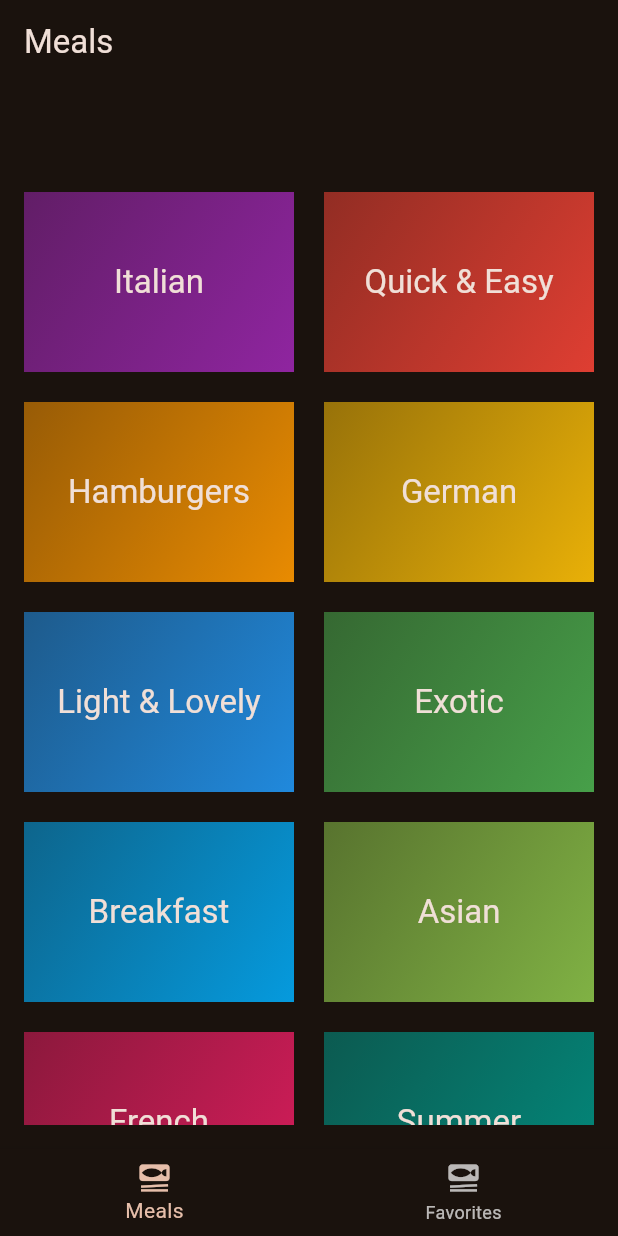
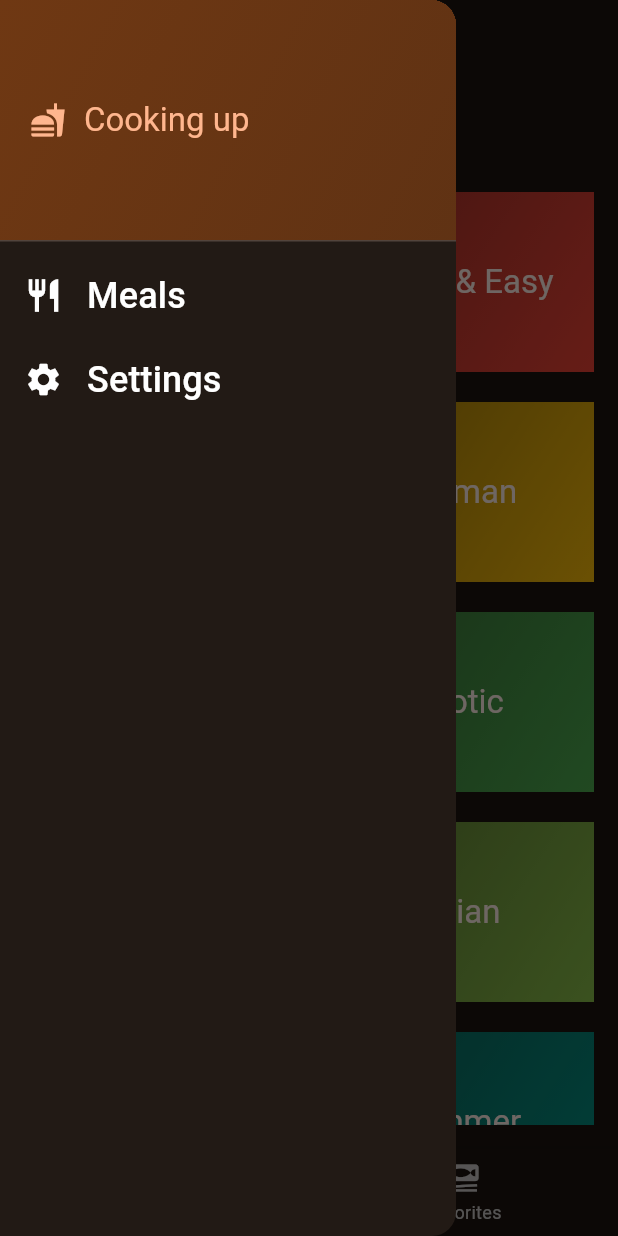
Before and after one commit to loremm34/riverpod-demos, a Flutter app: the screen it shows after launch, with the side drawer open (before the commit the screen has no drawer), on a phone screen of 412 x 824 dp. Run offline on Flutter 3.47's test engine with Material 3 defaults, Android fonts, the phone set to English and light mode, and no system bars; our stand-ins replace transparent_image.

Commit message:
drawer added

```diff
--- a/lib/screens/tabs_screen.dart
+++ b/lib/screens/tabs_screen.dart
@@ -2,6 +2,7 @@ import 'package:flutter/material.dart';
 import 'package:flutter_application_3/screens/categories_screen.dart';
 import 'package:flutter_application_3/screens/meals_screen.dart';
 import 'package:flutter_application_3/models/meal.dart';
+import 'package:flutter_application_3/widgets/main_drawer.dart';
 
 class TabsScreen extends StatefulWidget {
   const TabsScreen({super.key});
@@ -46,9 +47,20 @@ class _TabsScreenState extends State<TabsScreen> {
     setState(() {});
   }
 
+  void _setScreen(String identifier) {
+    if (identifier == "filters") {
+      return;
+    } else {
+      Navigator.of(context).pop();
+    }
+  }
+
   @override
   Widget build(BuildContext context) {
     return Scaffold(
+      drawer: MainDrawer(
+        onSelectScreen: _setScreen,
+      ),
       appBar: AppBar(
         title: Text(_titles[_selectedTab]),
       ),
--- /dev/null
+++ b/lib/widgets/main_drawer.dart
@@ -0,0 +1,86 @@
+import 'package:flutter/material.dart';
+
+class MainDrawer extends StatelessWidget {
+  const MainDrawer({super.key, required this.onSelectScreen});
+
+  final void Function(String identifier) onSelectScreen;
+
+  @override
+  Widget build(BuildContext context) {
+    return Drawer(
+      child: Column(
+        children: [
+          DrawerHeader(
+            padding: const EdgeInsets.all(20),
+            decoration: BoxDecoration(
+              gradient: LinearGradient(
+                colors: [
+                  Theme.of(context).colorScheme.primaryContainer,
+                  Theme.of(context)
+                      .colorScheme
+                      .primaryContainer
+                      .withOpacity(0.8),
+                ],
+                begin: Alignment.topLeft,
+                end: Alignment.bottomRight,
+              ),
+            ),
+            child: Row(
+              children: [
+                Icon(
+                  Icons.fastfood,
+                  weight: 48,
+                  color: Theme.of(context).colorScheme.primary,
+                ),
+                const SizedBox(
+                  width: 12,
+                ),
+                Text(
+                  "Cooking up",
+                  style: Theme.of(context)
+                      .textTheme
+                      .titleLarge!
+                      .copyWith(color: Theme.of(context).colorScheme.primary),
+                ),
+              ],
+            ),
+          ),
+          ListTile(
+            leading: Icon(
+              Icons.restaurant,
+              size: 26,
+              color: Colors.white,
+            ),
+            title: Text(
+              "Meals",
+              style: Theme.of(context).textTheme.titleSmall!.copyWith(
+                    color: Colors.white,
+                    fontSize: 24,
+                  ),
+            ),
+            onTap: () {
+              onSelectScreen("meals");
+            },
+          ),
+          ListTile(
+            leading: Icon(
+              Icons.settings,
+              size: 26,
+              color: Colors.white,
+            ),
+            title: Text(
+              "Settings",
+              style: Theme.of(context).textTheme.titleSmall!.copyWith(
+                    color: Colors.white,
+                    fontSize: 24,
+                  ),
+            ),
+            onTap: () {
+              onSelectScreen("filters");
+            },
+          )
+        ],
+      ),
+    );
+  }
+}
```
